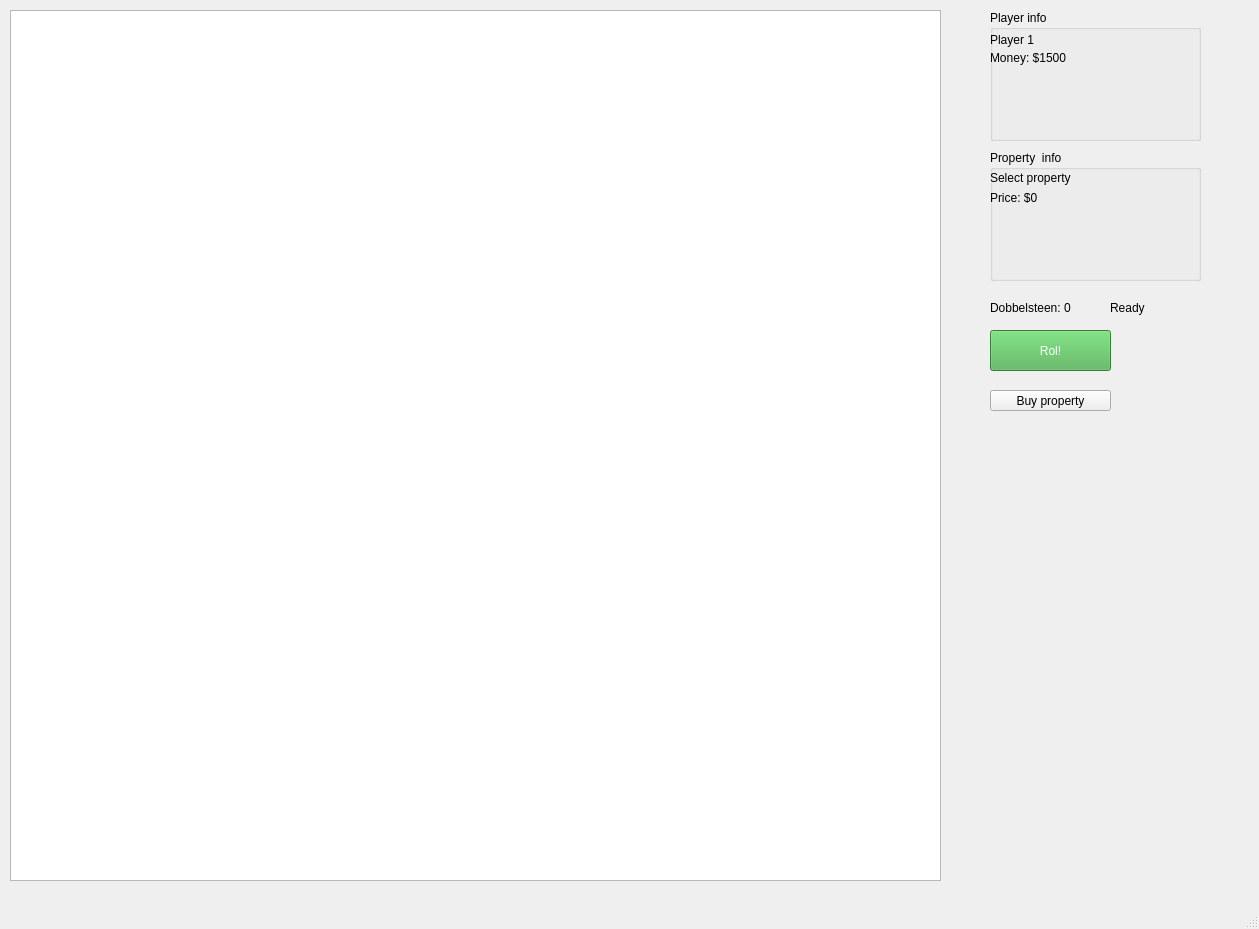
Before: the Qt Designer form mainwindow.ui in MarkHA-2469434/Groep-nr12, drawn with Qt 5.
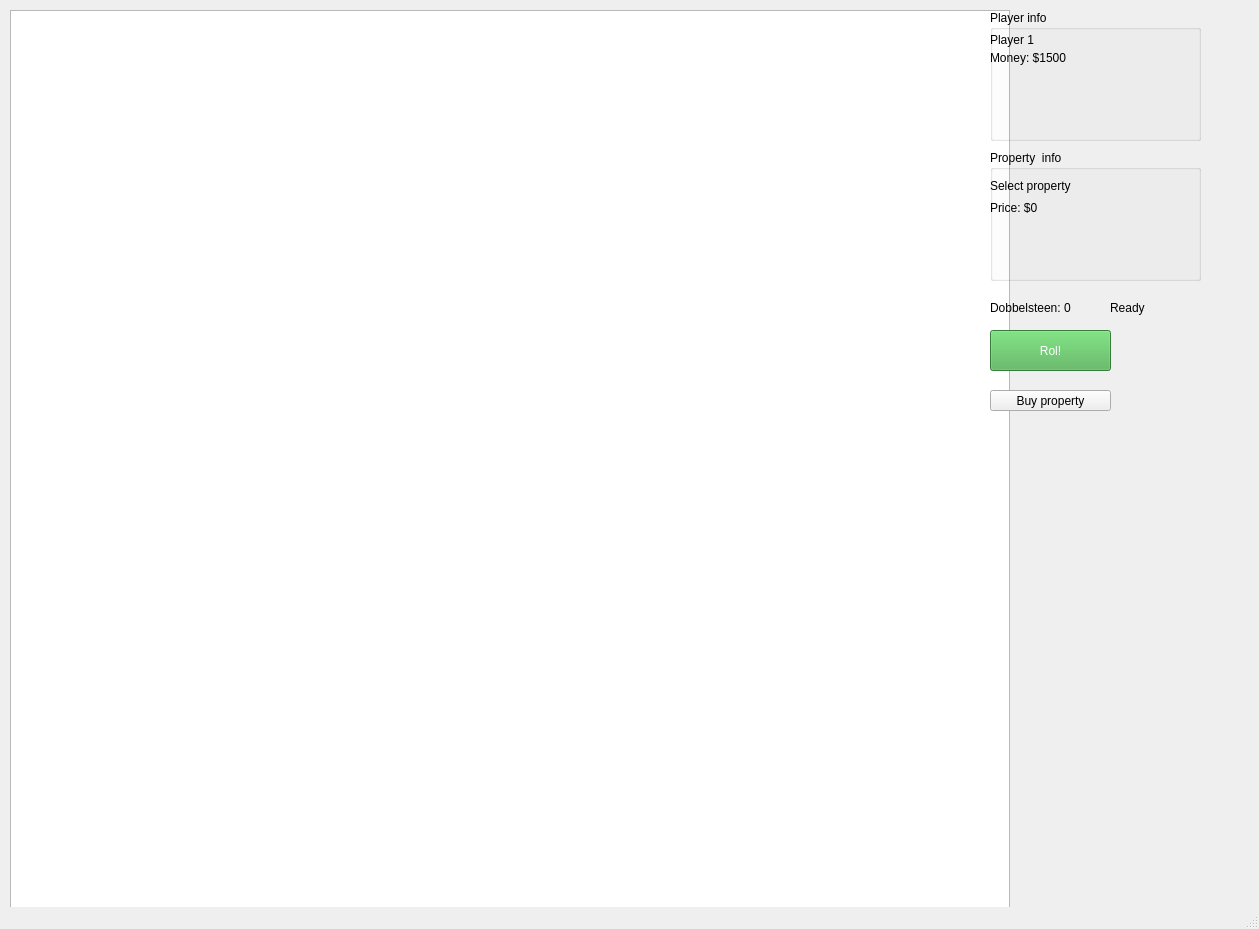
After: the same form once the commit is applied.

What changed in the file:
```diff
--- a/mainwindow.ui
+++ b/mainwindow.ui
@@ -19,8 +19,8 @@
      <rect>
       <x>10</x>
       <y>10</y>
-      <width>931</width>
-      <height>871</height>
+      <width>1000</width>
+      <height>1000</height>
      </rect>
     </property>
    </widget>
@@ -135,8 +135,8 @@
       <rect>
        <x>0</x>
        <y>20</y>
-       <width>101</width>
-       <height>16</height>
+       <width>241</width>
+       <height>31</height>
       </rect>
      </property>
      <property name="text">
@@ -147,8 +147,8 @@
      <property name="geometry">
       <rect>
        <x>0</x>
-       <y>40</y>
-       <width>51</width>
+       <y>50</y>
+       <width>81</width>
        <height>16</height>
       </rect>
      </property>
```
